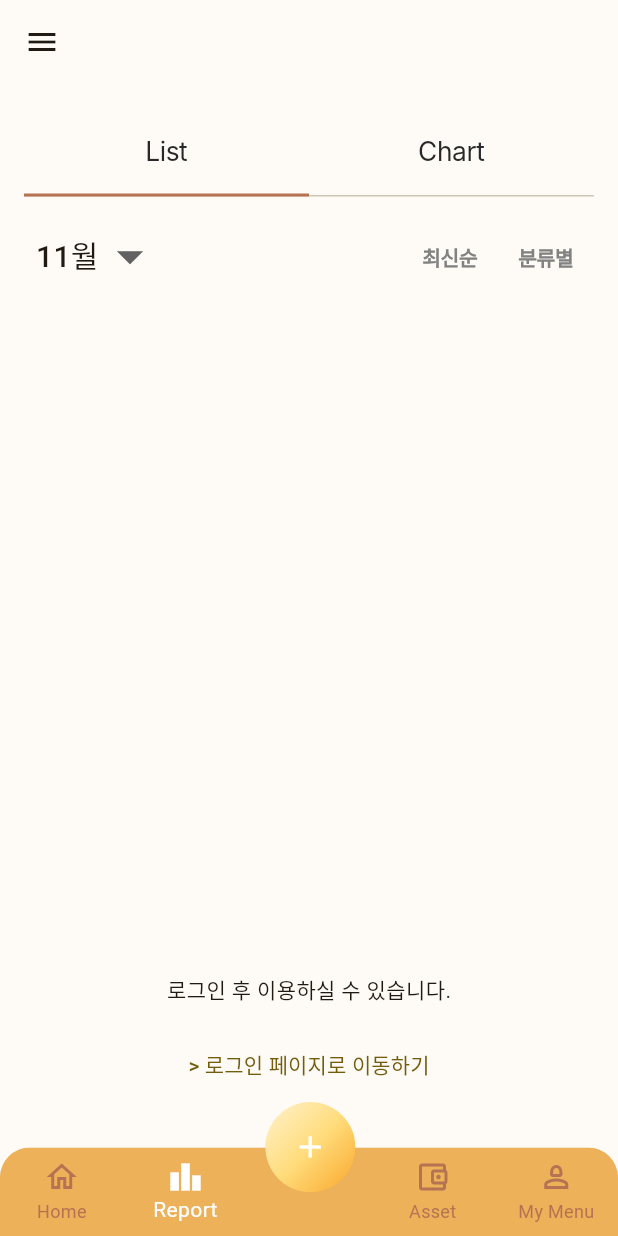
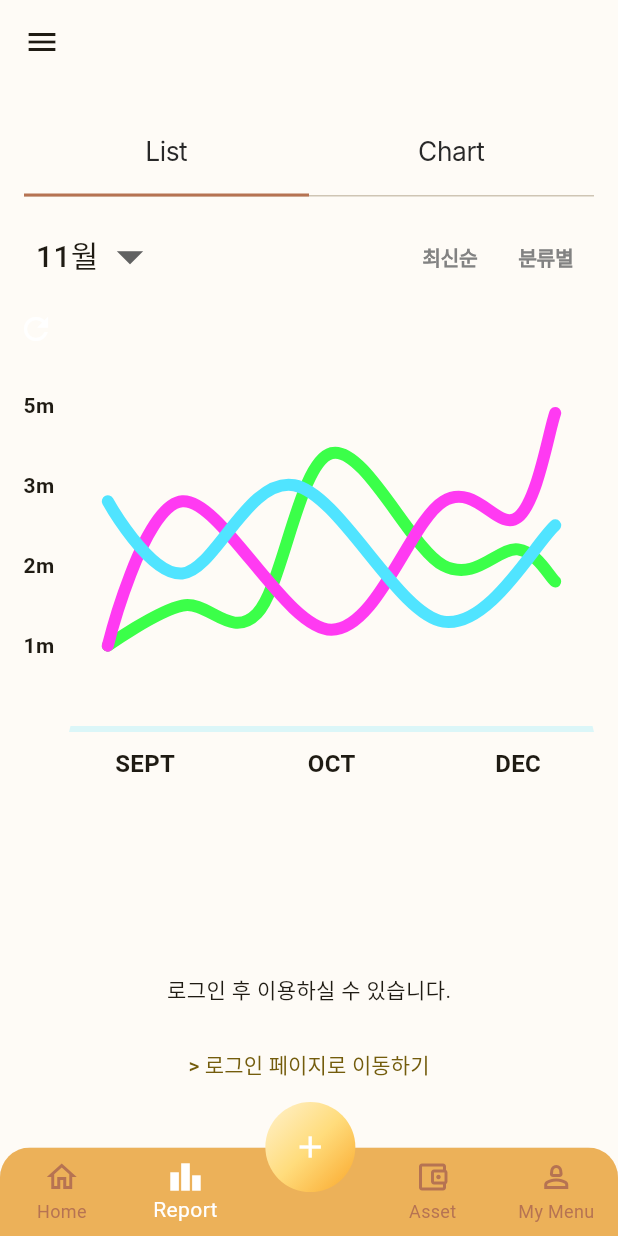
Before and after one commit to itbebop/flutter_moneybag_2024, a Flutter app: the screen it shows after launch, item 2 of the bottom bar chosen, on a phone screen of 412 x 824 dp. Run offline on Flutter 3.47's test engine with Material 3 defaults, Android fonts, the phone set to English and light mode, and no system bars; drawn by our look-alikes of fl_chart; our stand-ins replace cloud_firestore, easy_localization, firebase_auth, firebase_core, firebase_storage, flutter_colorpicker and 12 more; missing offline and left inert: kakao_flutter_sdk_user; accounts and stored records are empty; generated files the repository leaves out were written again; network calls fail; Roboto replaces fonts that are missing (Inter).

Commit message:
feat: report list->flow로 fragment변경 - line chart 생성 - dummy data 추가

```diff
--- /dev/null
+++ b/lib/screen/tab/report/chart/char_indicator.dart
@@ -0,0 +1,44 @@
+import 'package:flutter/material.dart';
+
+class ChartIndicator extends StatelessWidget {
+  const ChartIndicator({
+    super.key,
+    required this.color,
+    required this.text,
+    required this.isSquare,
+    this.size = 16,
+    this.textColor,
+  });
+  final Color color;
+  final String text;
+  final bool isSquare;
+  final double size;
+  final Color? textColor;
+
+  @override
+  Widget build(BuildContext context) {
+    return Row(
+      children: <Widget>[
+        Container(
+          width: size,
+          height: size,
+          decoration: BoxDecoration(
+            shape: isSquare ? BoxShape.rectangle : BoxShape.circle,
+            color: color,
+          ),
+        ),
+        const SizedBox(
+          width: 4,
+        ),
+        Text(
+          text,
+          style: TextStyle(
+            fontSize: 16,
+            fontWeight: FontWeight.bold,
+            color: textColor,
+          ),
+        )
+      ],
+    );
+  }
+}
--- /dev/null
+++ b/lib/screen/tab/report/chart/line_chart_base.dart
@@ -0,0 +1,287 @@
+import 'package:fl_chart/fl_chart.dart';
+import 'package:flutter/material.dart';
+import 'package:flutter_moneybag_2024/screen/tab/report/chart/temporary_app_color.dart';
+
+class LineChartBase extends StatelessWidget {
+  const LineChartBase({super.key, required this.isShowingMainData});
+
+  final bool isShowingMainData;
+
+  @override
+  Widget build(BuildContext context) {
+    return LineChart(
+      isShowingMainData ? sampleData1 : sampleData2,
+      duration: const Duration(milliseconds: 250),
+    );
+  }
+
+  LineChartData get sampleData1 => LineChartData(
+        lineTouchData: lineTouchData1,
+        gridData: gridData,
+        titlesData: titlesData1,
+        borderData: borderData,
+        lineBarsData: lineBarsData1,
+        minX: 0,
+        maxX: 14,
+        maxY: 4,
+        minY: 0,
+      );
+
+  LineChartData get sampleData2 => LineChartData(
+        lineTouchData: lineTouchData2,
+        gridData: gridData,
+        titlesData: titlesData2,
+        borderData: borderData,
+        lineBarsData: lineBarsData2,
+        minX: 0,
+        maxX: 14,
+        maxY: 6,
+        minY: 0,
+      );
+
+  LineTouchData get lineTouchData1 => LineTouchData(
+        handleBuiltInTouches: true,
+        touchTooltipData: LineTouchTooltipData(
+          getTooltipColor: (touchedSpot) => Colors.blueGrey.withOpacity(0.8),
+        ),
+      );
+
+  FlTitlesData get titlesData1 => FlTitlesData(
+        bottomTitles: AxisTitles(
+          sideTitles: bottomTitles,
+        ),
+        rightTitles: const AxisTitles(
+          sideTitles: SideTitles(showTitles: false),
+        ),
+        topTitles: const AxisTitles(
+          sideTitles: SideTitles(showTitles: false),
+        ),
+        leftTitles: AxisTitles(
+          sideTitles: leftTitles(),
+        ),
+      );
+
+  List<LineChartBarData> get lineBarsData1 => [
+        lineChartBarData1_1,
+        lineChartBarData1_2,
+        lineChartBarData1_3,
+      ];
+
+  LineTouchData get lineTouchData2 => const LineTouchData(
+        enabled: false,
+      );
+
+  FlTitlesData get titlesData2 => FlTitlesData(
+        bottomTitles: AxisTitles(
+          sideTitles: bottomTitles,
+        ),
+        rightTitles: const AxisTitles(
+          sideTitles: SideTitles(showTitles: false),
+        ),
+        topTitles: const AxisTitles(
+          sideTitles: SideTitles(showTitles: false),
+        ),
+        leftTitles: AxisTitles(
+          sideTitles: leftTitles(),
+        ),
+      );
+
+  List<LineChartBarData> get lineBarsData2 => [
+        lineChartBarData2_1,
+        lineChartBarData2_2,
+        lineChartBarData2_3,
+      ];
+
+  Widget leftTitleWidgets(double value, TitleMeta meta) {
+    const style = TextStyle(
+      fontWeight: FontWeight.bold,
+      fontSize: 14,
+    );
+    String text;
+    switch (value.toInt()) {
+      case 1:
+        text = '1m';
+        break;
+      case 2:
+        text = '2m';
+        break;
+      case 3:
+        text = '3m';
+        break;
+      case 4:
+        text = '5m';
+        break;
+      case 5:
+        text = '6m';
+        break;
+      default:
+        return Container();
+    }
+
+    return Text(text, style: style, textAlign: TextAlign.center);
+  }
+
+  SideTitles leftTitles() => SideTitles(
+        getTitlesWidget: leftTitleWidgets,
+        showTitles: true,
+        interval: 1,
+        reservedSize: 40,
+      );
+
+  Widget bottomTitleWidgets(double value, TitleMeta meta) {
+    const style = TextStyle(
+      fontWeight: FontWeight.bold,
+      fontSize: 16,
+    );
+    Widget text;
+    switch (value.toInt()) {
+      case 2:
+        text = const Text('SEPT', style: style);
+        break;
+      case 7:
+        text = const Text('OCT', style: style);
+        break;
+      case 12:
+        text = const Text('DEC', style: style);
+        break;
+      default:
+        text = const Text('');
+        break;
+    }
+
+    return SideTitleWidget(
+      axisSide: meta.axisSide,
+      space: 10,
+      child: text,
+    );
+  }
+
+  SideTitles get bottomTitles => SideTitles(
+        showTitles: true,
+        reservedSize: 32,
+        interval: 1,
+        getTitlesWidget: bottomTitleWidgets,
+      );
+
+  FlGridData get gridData => const FlGridData(show: false);
+
+  FlBorderData get borderData => FlBorderData(
+        show: true,
+        border: Border(
+          bottom: BorderSide(color: AppColors.primary.withOpacity(0.2), width: 4),
+          left: const BorderSide(color: Colors.transparent),
+          right: const BorderSide(color: Colors.transparent),
+          top: const BorderSide(color: Colors.transparent),
+        ),
+      );
+
+  LineChartBarData get lineChartBarData1_1 => LineChartBarData(
+        isCurved: true,
+        color: AppColors.contentColorGreen,
+        barWidth: 8,
+        isStrokeCapRound: true,
+        dotData: const FlDotData(show: false),
+        belowBarData: BarAreaData(show: false),
+        spots: const [
+          FlSpot(1, 1),
+          FlSpot(3, 1.5),
+          FlSpot(5, 1.4),
+          FlSpot(7, 3.4),
+          FlSpot(10, 2),
+          FlSpot(12, 2.2),
+          FlSpot(13, 1.8),
+        ],
+      );
+
+  LineChartBarData get lineChartBarData1_2 => LineChartBarData(
+        isCurved: true,
+        color: AppColors.contentColorPink,
+        barWidth: 8,
+        isStrokeCapRound: true,
+        dotData: const FlDotData(show: false),
+        belowBarData: BarAreaData(
+          show: false,
+          color: AppColors.contentColorPink.withOpacity(0),
+        ),
+        spots: const [
+          FlSpot(1, 1),
+          FlSpot(3, 2.8),
+          FlSpot(7, 1.2),
+          FlSpot(10, 2.8),
+          FlSpot(12, 2.6),
+          FlSpot(13, 3.9),
+        ],
+      );
+
+  LineChartBarData get lineChartBarData1_3 => LineChartBarData(
+        isCurved: true,
+        color: AppColors.contentColorCyan,
+        barWidth: 8,
+        isStrokeCapRound: true,
+        dotData: const FlDotData(show: false),
+        belowBarData: BarAreaData(show: false),
+        spots: const [
+          FlSpot(1, 2.8),
+          FlSpot(3, 1.9),
+          FlSpot(6, 3),
+          FlSpot(10, 1.3),
+          FlSpot(13, 2.5),
+        ],
+      );
+
+  LineChartBarData get lineChartBarData2_1 => LineChartBarData(
+        isCurved: true,
+        curveSmoothness: 0,
+        color: AppColors.contentColorGreen.withOpacity(0.5),
+        barWidth: 4,
+        isStrokeCapRound: true,
+        dotData: const FlDotData(show: false),
+        belowBarData: BarAreaData(show: false),
+        spots: const [
+          FlSpot(1, 1),
+          FlSpot(3, 4),
+          FlSpot(5, 1.8),
+          FlSpot(7, 5),
+          FlSpot(10, 2),
+          FlSpot(12, 2.2),
+          FlSpot(13, 1.8),
+        ],
+      );
+
+  LineChartBarData get lineChartBarData2_2 => LineChartBarData(
+        isCurved: true,
+        color: AppColors.contentColorPink.withOpacity(0.5),
+        barWidth: 4,
+        isStrokeCapRound: true,
+        dotData: const FlDotData(show: false),
+        belowBarData: BarAreaData(
+          show: true,
+          color: AppColors.contentColorPink.withOpacity(0.2),
+        ),
+        spots: const [
+          FlSpot(1, 1),
+          FlSpot(3, 2.8),
+          FlSpot(7, 1.2),
+          FlSpot(10, 2.8),
+          FlSpot(12, 2.6),
+          FlSpot(13, 3.9),
+        ],
+      );
+
+  LineChartBarData get lineChartBarData2_3 => LineChartBarData(
+        isCurved: true,
+        curveSmoothness: 0,
+        color: AppColors.contentColorCyan.withOpacity(0.5),
+        barWidth: 2,
+        isStrokeCapRound: true,
+        dotData: const FlDotData(show: true),
+        belowBarData: BarAreaData(show: false),
+        spots: const [
+          FlSpot(1, 3.8),
+          FlSpot(3, 1.9),
+          FlSpot(6, 5),
+          FlSpot(10, 3.3),
+          FlSpot(13, 4.5),
+        ],
+      );
+}
--- /dev/null
+++ b/lib/screen/tab/report/chart/line_chart_multiple_lines.dart
@@ -0,0 +1,62 @@
+import 'package:flutter/material.dart';
+import 'package:flutter_moneybag_2024/screen/tab/report/chart/line_chart_base.dart';
+import 'package:flutter_moneybag_2024/screen/tab/report/chart/temporary_app_color.dart';
+
+class LineChartMultipleLines extends StatefulWidget {
+  const LineChartMultipleLines({super.key});
+
+  @override
+  State<StatefulWidget> createState() => LineChartMultipleLinesState();
+}
+
+class LineChartMultipleLinesState extends State<LineChartMultipleLines> {
+  late bool isShowingMainData;
+
+  @override
+  void initState() {
+    super.initState();
+    isShowingMainData = true;
+  }
+
+  @override
+  Widget build(BuildContext context) {
+    return AspectRatio(
+      aspectRatio: 1.23,
+      child: Stack(
+        children: <Widget>[
+          Column(
+            crossAxisAlignment: CrossAxisAlignment.stretch,
+            children: <Widget>[
+              const SizedBox(
+                height: 37,
+              ),
+              const SizedBox(
+                height: 37,
+              ),
+              Expanded(
+                child: Padding(
+                  padding: const EdgeInsets.only(right: 16, left: 6),
+                  child: LineChartBase(isShowingMainData: isShowingMainData),
+                ),
+              ),
+              const SizedBox(
+                height: 10,
+              ),
+            ],
+          ),
+          IconButton(
+            icon: Icon(
+              Icons.refresh,
+              color: Colors.white.withOpacity(isShowingMainData ? 1.0 : 0.5),
+            ),
+            onPressed: () {
+              setState(() {
+                isShowingMainData = !isShowingMainData;
+              });
+            },
+          )
+        ],
+      ),
+    );
+  }
+}
--- /dev/null
+++ b/lib/screen/tab/report/chart/temporary_app_color.dart
@@ -0,0 +1,25 @@
+import 'package:flutter/material.dart';
+
+class AppColors {
+  static const Color primary = contentColorCyan;
+  static const Color menuBackground = Color(0xFF090912);
+  static const Color itemsBackground = Color(0xFF1B2339);
+  static const Color pageBackground = Color(0xFF282E45);
+  static const Color mainTextColor1 = Colors.white;
+  static const Color mainTextColor2 = Colors.white70;
+  static const Color mainTextColor3 = Colors.white38;
+  static const Color mainGridLineColor = Colors.white10;
+  static const Color borderColor = Colors.white54;
+  static const Color gridLinesColor = Color(0x11FFFFFF);
+
+  static const Color contentColorBlack = Colors.black;
+  static const Color contentColorWhite = Colors.white;
+  static const Color contentColorBlue = Color(0xFF2196F3);
+  static const Color contentColorYellow = Color(0xFFFFC300);
+  static const Color contentColorOrange = Color(0xFFFF683B);
+  static const Color contentColorGreen = Color(0xFF3BFF49);
+  static const Color contentColorPurple = Color(0xFF6E1BFF);
+  static const Color contentColorPink = Color(0xFFFF3AF2);
+  static const Color contentColorRed = Color(0xFFE80054);
+  static const Color contentColorCyan = Color(0xFF50E4FF);
+}
--- a/lib/screen/tab/report/report_list_fragment.dart
+++ b/lib/screen/tab/report/report_flow_fragment.dart
@@ -1,18 +1,19 @@
 import 'package:flutter/material.dart';
 import 'package:flutter_moneybag_2024/common/common.dart';
 import 'package:flutter_moneybag_2024/common/common_component/sort_button.dart';
+import 'package:flutter_moneybag_2024/screen/tab/report/chart/line_chart_multiple_lines.dart';
 import 'package:flutter_moneybag_2024/screen/tab/report/component/report_transaction_list.dart';
 import 'package:flutter_moneybag_2024/common/data/month_list.dart';
 import 'package:hooks_riverpod/hooks_riverpod.dart';
 import 'package:intl/intl.dart';
 
-class ReportListFragment extends ConsumerStatefulWidget {
-  const ReportListFragment({super.key});
+class ReportFlowFragment extends ConsumerStatefulWidget {
+  const ReportFlowFragment({super.key});
   @override
-  ConsumerState<ReportListFragment> createState() => _ReportListFragmentState();
+  ConsumerState<ReportFlowFragment> createState() => _ReportListFragmentState();
 }
 
-class _ReportListFragmentState extends ConsumerState<ReportListFragment> {
+class _ReportListFragmentState extends ConsumerState<ReportFlowFragment> {
   DateTime now = DateTime.now();
   MonthList selectedMonth = MonthList.jan;
   String currentMonth = DateFormat('MMM').format(DateTime.now()).toLowerCase();
@@ -39,6 +40,7 @@ class _ReportListFragmentState extends ConsumerState<ReportListFragment> {
           ],
         ),
       ),
+      const LineChartMultipleLines(),
       SizedBox(
         height: 520.0.h,
         child: ReportTransactionList(
--- a/lib/screen/tab/report/report_screen.dart
+++ b/lib/screen/tab/report/report_screen.dart
@@ -2,7 +2,7 @@ import 'package:flutter/material.dart';
 import 'package:flutter_hooks/flutter_hooks.dart';
 import 'package:flutter_moneybag_2024/common/common.dart';
 import 'package:flutter_moneybag_2024/core/provider/user_state_notifier.dart';
-import 'package:flutter_moneybag_2024/screen/tab/report/report_list_fragment.dart';
+import 'package:flutter_moneybag_2024/screen/tab/report/report_flow_fragment.dart';
 import 'package:go_router/go_router.dart';
 import 'package:hooks_riverpod/hooks_riverpod.dart';
 
@@ -42,7 +42,7 @@ class ReportScreen extends HookConsumerWidget {
           child: TabBarView(
             controller: tabController,
             children: [
-              const ReportListFragment(),
+              const ReportFlowFragment(),
               Image.network(picSum(202)),
             ],
           ),
```
